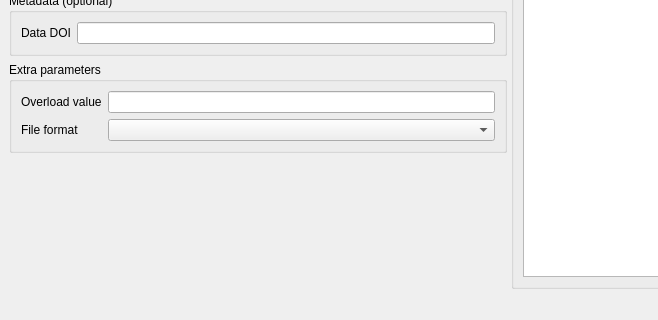
Old version of the form Tools/imgcif_maker.ui in the repository COMCIFS/instrument-geometry-info; both pictures show x 0 to 658 and y 346 to 666 of the 1148 by 666 pixel window.
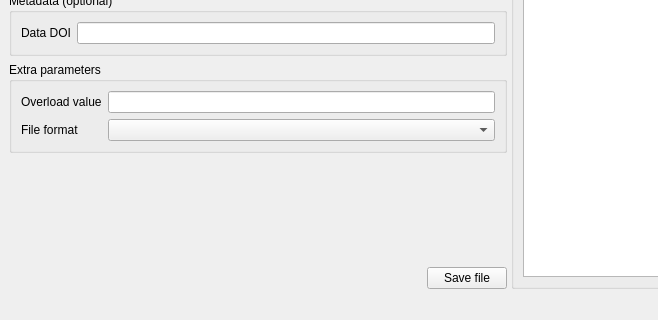
New version of the form.

Diff of the .ui file:
```diff
--- a/Tools/imgcif_maker.ui
+++ b/Tools/imgcif_maker.ui
@@ -411,6 +411,30 @@
           </property>
          </spacer>
         </item>
+        <item>
+         <layout class="QHBoxLayout" name="horizontalLayout_9">
+          <item>
+           <spacer name="horizontalSpacer_5">
+            <property name="orientation">
+             <enum>Qt::Orientation::Horizontal</enum>
+            </property>
+            <property name="sizeHint" stdset="0">
+             <size>
+              <width>40</width>
+              <height>20</height>
+             </size>
+            </property>
+           </spacer>
+          </item>
+          <item>
+           <widget class="QPushButton" name="save_btn">
+            <property name="text">
+             <string>Save file</string>
+            </property>
+           </widget>
+          </item>
+         </layout>
+        </item>
        </layout>
       </widget>
       <widget class="QGroupBox" name="groupBox">
```
